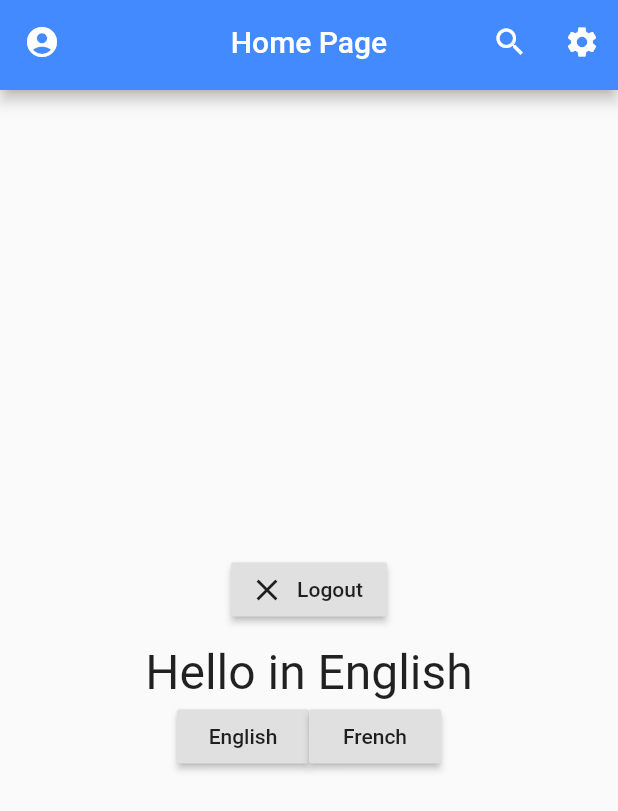
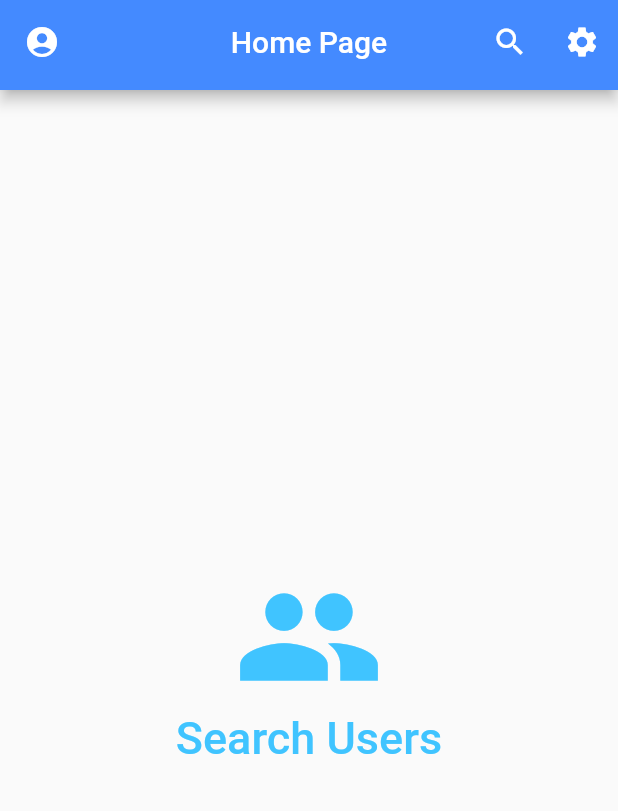
Before and after one commit to amit7127/flutter_chat_app, a Flutter app: the HomeScreen screen opened directly, on a phone screen of 412 x 824 dp. Shown: the top 811 px of the screen. Run offline on Flutter 3.47's test engine with Material 2 defaults, Android fonts, the phone set to English and light mode, and no system bars; our stand-ins replace cached_network_image, cloud_firestore, firebase_auth, firebase_storage, fluttertoast, google_sign_in and 3 more; accounts and stored records are empty.

Commit message:
search user in home funtionality implemented

```diff
--- a/lib/l10n/intl_en.arb
+++ b/lib/l10n/intl_en.arb
@@ -8,10 +8,15 @@
   "error_in_logout_message": "Error: while logging out user.",
   "unable_to_logout_message": "Unable to logout user, please try after some time.",
   "logout_success_message": "User logged out successfully.",
+  "search_user_hint": "Search Users",
+  "no_result_hint": "No Result Found",
+  "user_joined_text": "Joined: {date}",
+  "user_fetching_dialog": "fetching users, please wait",
 
   "nickNameValidationErrorMessage": "Please enter your Nick name",
   "nickNameHint": "e.g - Amit/Nick",
   "nickNameLabel": "Nick Name",
+  "about_me_placeHolder": "About me",
 
   "bioValidationErrorMessage": "Please provide your bio. It should at-least 10 characters long",
   "bioHint": "Please write something about yourself.",
--- a/lib/pages/home/HomePage.dart
+++ b/lib/pages/home/HomePage.dart
@@ -1,12 +1,15 @@
+import 'package:cached_network_image/cached_network_image.dart';
 import 'package:flutter/material.dart';
 import 'package:flutter/scheduler.dart';
 import 'package:flutter_chat_app/generated/l10n.dart';
 import 'package:flutter_chat_app/models/CommonResponse.dart';
 import 'package:flutter_chat_app/models/User.dart';
+import 'package:flutter_chat_app/utils/extension_utils.dart';
 import 'package:flutter_chat_app/widgets/AppDrawer.dart';
 import 'package:flutter_chat_app/widgets/HomeAppBar.dart';
 import 'package:flutter_chat_app/widgets/ProgressWidget.dart';
 import 'package:fluttertoast/fluttertoast.dart';
+import 'package:intl/intl.dart';
 
 import 'file:///D:/Practice%20Project/flutter_chat_app/lib/pages/home/HomePageBloc.dart';
 import 'file:///D:/Practice%20Project/flutter_chat_app/lib/pages/login/LoginPage.dart';
@@ -27,6 +30,7 @@ class HomeScreenState extends State<HomeScreen> {
   @override
   void initState() {
     searchEditingController = TextEditingController();
+    searchEditingController.addListener(_searchUser);
 
     super.initState();
   }
@@ -46,21 +50,39 @@ class HomeScreenState extends State<HomeScreen> {
         builder: (BuildContext context, AsyncSnapshot<User> snapshot) {
           if (snapshot.hasData && snapshot.data != null) {
             //If data available show circular profile image
-            return AppDrawer(snapshot.data.photoUrl, changeLanguage, navigateToSettingsPage);
+            return AppDrawer(snapshot.data.photoUrl, changeLanguage,
+                navigateToSettingsPage, logoutUser);
           } else {
             //Data is not available or data is empty for the profile image, so show placeholder
-            return AppDrawer('', changeLanguage, navigateToSettingsPage);
+            return AppDrawer(
+                '', changeLanguage, navigateToSettingsPage, logoutUser);
           }
         },
       ),
-      body: Column(
-        crossAxisAlignment: CrossAxisAlignment.center,
-        mainAxisAlignment: MainAxisAlignment.center,
+      body: Stack(
         children: <Widget>[
-          RaisedButton.icon(
-              onPressed: () => bloc.logOutUser(),
-              icon: Icon(Icons.close),
-              label: Text(S.of(context).logoutButtonText)),
+          StreamBuilder<CommonsResponse<List<User>>>(
+              stream: bloc.userFromSearch.stream,
+              builder: (BuildContext context,
+                  AsyncSnapshot<CommonsResponse<List<User>>> snapShot) {
+                if (snapShot.hasData) {
+                  if (snapShot.data.status == Status.LOADING) {
+                    return circularProgress();
+                  } else if (snapShot.data.status == Status.COMPLETED) {
+                    if (snapShot.data.data != null &&
+                        snapShot.data.data.isNotEmpty) {
+                      return _searchedUsersView(snapShot.data.data);
+                    } else {
+                      return _noResultScreen();
+                    }
+                  } else {
+                    Fluttertoast.showToast(msg: snapShot.data.message);
+                    return _noResultScreen();
+                  }
+                } else {
+                  return _noResultScreen();
+                }
+              }),
           Padding(
             padding: EdgeInsets.all(6.0),
             child: StreamBuilder<CommonsResponse<bool>>(
@@ -89,34 +111,72 @@ class HomeScreenState extends State<HomeScreen> {
               },
             ),
           ),
-          Text(
-            S.of(context).hello,
-            style: TextStyle(fontSize: 32),
-          ),
-          Row(
-            mainAxisAlignment: MainAxisAlignment.center,
-            children: <Widget>[
-              RaisedButton(
-                onPressed: () {
-                  setState(() {
-                    S.load(Locale('en'));
-                  });
-                },
-                child: Text('English'),
-              ),
-              RaisedButton(
-                onPressed: () {
-                  setState(() {
-                    S.load(Locale('fr'));
-                  });
-                },
-                child: Text('French'),
-              )
-            ],
-          )
         ],
       ),
     );
+  }
+
+  ///No search data available screen
+  Widget _noResultScreen() {
+    return Center(
+      child: Container(
+        child: Column(
+          mainAxisAlignment: MainAxisAlignment.center,
+          crossAxisAlignment: CrossAxisAlignment.center,
+          children: <Widget>[
+            Icon(Icons.group, color: Colors.lightBlueAccent, size: 100),
+            Text(
+              searchEditingController.text.isEmpty
+                  ? S.of(context).search_user_hint
+                  : S.of(context).no_result_hint,
+              textAlign: TextAlign.center,
+              style: TextStyle(
+                  color: Colors.lightBlueAccent,
+                  fontSize: 30,
+                  fontWeight: FontWeight.w500),
+            )
+          ],
+        ),
+      ),
+    );
+  }
+
+  ///Search result for the users
+  Widget _searchedUsersView(List<User> usersList) {
+    return ListView.builder(
+        itemCount: usersList.length,
+        itemBuilder: (context, index) {
+          var user = usersList[index];
+          var joinedDate = DateFormat('dd MMMM yyyy - hh:mm:aa').format(
+              DateTime.fromMillisecondsSinceEpoch((int.parse(user.createdAt))));
+          return Card(
+            child: ListTile(
+              leading: CircleAvatar(
+                backgroundColor: Colors.black,
+                backgroundImage: CachedNetworkImageProvider(user.photoUrl),
+              ),
+              title: Text(
+                user.nickname.titleCase(),
+                style: TextStyle(
+                    color: Colors.black,
+                    fontWeight: FontWeight.bold,
+                    fontSize: 16),
+              ),
+              subtitle: Text(S.of(context).user_joined_text(joinedDate)),
+            ),
+          );
+        });
+  }
+
+  ///Search user in fire store
+  void _searchUser() {
+    var searchQuery = searchEditingController.text;
+    bloc.searchUsers(searchQuery);
+  }
+
+  ///Logout user
+  void logoutUser() {
+    bloc.logOutUser();
   }
 
   ///navigates to home page
@@ -142,7 +202,7 @@ class HomeScreenState extends State<HomeScreen> {
   }
 
   ///Change language of the app
-  void changeLanguage(Locale locale){
+  void changeLanguage(Locale locale) {
     print(locale.languageCode);
     setState(() {
       S.load(locale);
--- a/lib/pages/home/HomeRepsitory.dart
+++ b/lib/pages/home/HomeRepsitory.dart
@@ -1,4 +1,6 @@
+import 'package:cloud_firestore/cloud_firestore.dart';
 import 'package:flutter_chat_app/models/User.dart';
+import 'package:flutter_chat_app/providers/UserDetailsProvider.dart';
 import 'package:flutter_chat_app/utils/PreferenceUtils.dart';
 
 ///
@@ -6,8 +8,15 @@ import 'package:flutter_chat_app/utils/PreferenceUtils.dart';
 /// HomeRepsitory.dart :
 ///
 class HomeRepository{
+  final UserDetailsProvider _userDetailsProvider = UserDetailsProvider();
+
   ///Get user details from the device storage
   Future<User> getSavedUserDataFromDevice() {
     return PreferenceUtils.getUserDetailsFromPreference();
   }
+
+  ///Get users list from string name
+  Future<QuerySnapshot> getListOfUsersFromString(String stringQuery){
+    return _userDetailsProvider.fetchUsersFromStringQuery(stringQuery);
+  }
 }
--- a/lib/utils/Constants.dart
+++ b/lib/utils/Constants.dart
@@ -1,10 +1,17 @@
 class Constants {
+  ///Table names constants
+  static const USER_TABLE_NAME = 'users';
+
+  ///Storage dir name
+  static const USER_PROFILE_DIR = 'profile';
+
   static const USER_ID = 'id';
   static const USER_NICKNAME = 'nickname';
   static const USER_PHOTOURL = 'photoUrl';
-  static const USER_CREATEDAT = 'createdAt';
+  static const USER_CREATEDAT = 'createAt';
   static const USER_ABOUTME = 'aboutMe';
   static const USER_CHATTINGWITH = 'chattingWith';
+  static const USER_NAME_CASE_SEARCH = 'caseSearch';
 
   //Language Constants
   static const LOCAL_LANGUAGE = 'language_code';
```
Also changed, not shown: lib/pages/home/HomePageBloc.dart (+24 -1 lines), lib/pages/settings/SettingsPage.dart (+8 -7 lines), lib/providers/LoginProvider.dart (+20 -20 lines), lib/providers/UserDetailsProvider.dart (+30 -8 lines), lib/utils/StringUtils.dart (added, +16 -0 lines), lib/utils/extension_utils.dart (added, +17 -0 lines), lib/widgets/AppDrawer.dart (+11 -2 lines), lib/generated/intl/messages_en.dart, lib/generated/l10n.dart.
